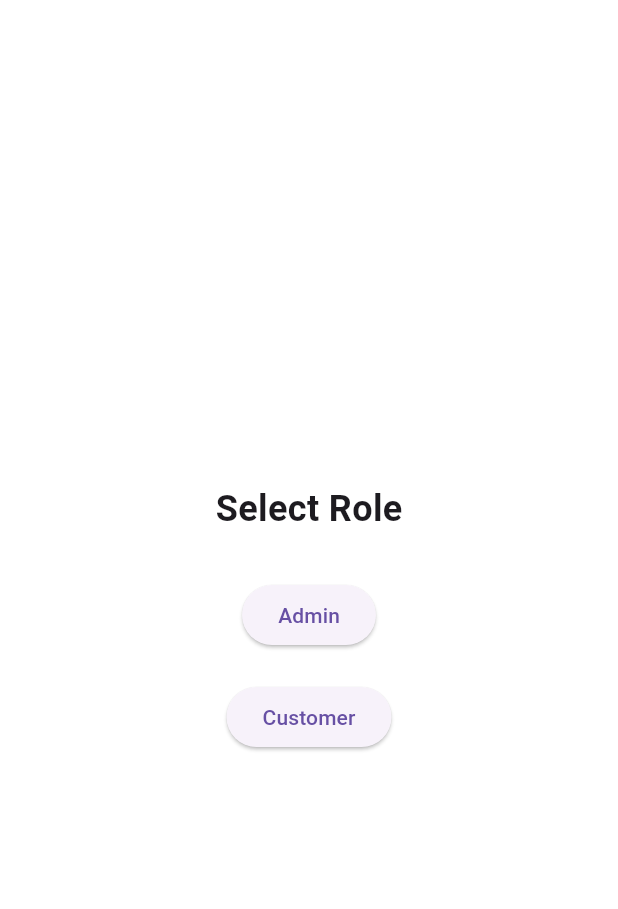
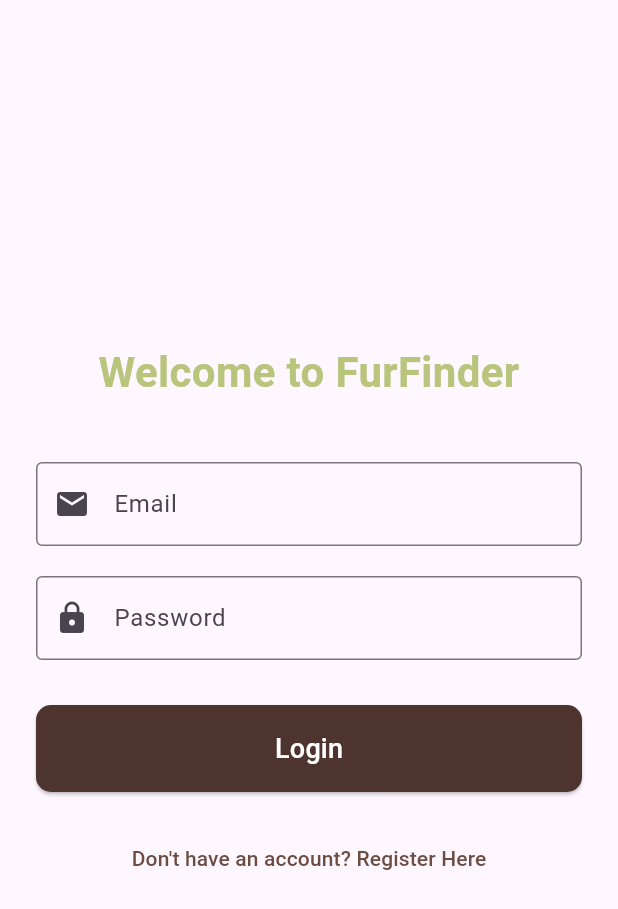
Before and after one commit to istdudeman/FurFinder, a Flutter app: the screen it shows after launch, on a phone screen of 412 x 824 dp. Shown: the top 909 px of the screen. Run offline on Flutter 3.47's test engine with Material 3 defaults, Android fonts, the phone set to English and light mode, and no system bars; our stand-ins replace supabase_flutter; missing offline and left inert: flutter_mjpeg; accounts and stored records are empty; Roboto replaces fonts that are missing (Sans).

Commit message:
login pages

```diff
--- a/furfinder/lib/main.dart
+++ b/furfinder/lib/main.dart
@@ -1,6 +1,7 @@
+// furfinder/lib/main.dart
 import 'package:flutter/material.dart';
 import 'package:supabase_flutter/supabase_flutter.dart';
-import '../pages/role_selection.dart';
+import '../pages/login_page.dart'; // Import the new login page
 
 void main() async {
   // Wajib untuk inisialisasi sebelum runApp
@@ -27,7 +28,7 @@ class MyApp extends StatelessWidget {
         primarySwatch: Colors.brown,
         visualDensity: VisualDensity.adaptivePlatformDensity,
       ),
-      home: const RoleSelectionPage(),
+      home: const LoginPage(), // Start with the LoginPage
     );
   }
 }
--- /dev/null
+++ b/furfinder/lib/pages/login_page.dart
@@ -0,0 +1,182 @@
+// furfinder/lib/pages/login_page.dart
+import 'package:flutter/material.dart';
+import 'package:supabase_flutter/supabase_flutter.dart';
+import '../models/user_role.dart';
+import 'pet_homepage.dart';
+
+class LoginPage extends StatefulWidget {
+  const LoginPage({super.key});
+
+  @override
+  State<LoginPage> createState() => _LoginPageState();
+}
+
+class _LoginPageState extends State<LoginPage> {
+  final TextEditingController _emailController = TextEditingController();
+  final TextEditingController _passwordController = TextEditingController();
+  bool _isLoading = false;
+
+  Future<void> _signIn() async {
+    setState(() {
+      _isLoading = true;
+    });
+
+    try {
+      final AuthResponse response = await Supabase.instance.client.auth.signInWithPassword(
+        email: _emailController.text.trim(),
+        password: _passwordController.text.trim(),
+      );
+
+      if (response.user != null) {
+        // Fetch user role after successful login
+        final userRole = await _fetchUserRole(response.user!.id);
+
+        if (mounted) {
+          if (userRole != null) {
+            Navigator.pushReplacement(
+              context,
+              MaterialPageRoute(
+                builder: (_) => PetHomePage(role: userRole),
+              ),
+            );
+          } else {
+            ScaffoldMessenger.of(context).showSnackBar(
+              const SnackBar(content: Text('Failed to retrieve user role.')),
+            );
+          }
+        }
+      } else {
+        if (mounted) {
+          ScaffoldMessenger.of(context).showSnackBar(
+            const SnackBar(content: Text('Login failed. Please check your credentials.')),
+          );
+        }
+      }
+    } on AuthException catch (e) {
+      if (mounted) {
+        ScaffoldMessenger.of(context).showSnackBar(
+          SnackBar(content: Text(e.message)),
+        );
+      }
+    } catch (e) {
+      if (mounted) {
+        ScaffoldMessenger.of(context).showSnackBar(
+          SnackBar(content: Text('An unexpected error occurred: $e')),
+        );
+      }
+    } finally {
+      if (mounted) {
+        setState(() {
+          _isLoading = false;
+        });
+      }
+    }
+  }
+
+  Future<UserRole?> _fetchUserRole(String userId) async {
+    try {
+      // Assuming 'profiles' table stores user metadata including role
+      // You might need to adjust 'profiles' to 'users' if roles are directly in 'users' table
+      final response = await Supabase.instance.client
+          .from('profiles') // Or 'users' if your roles are there
+          .select('role') // Assuming you have a 'role' column
+          .eq('id', userId)
+          .single();
+
+      if (response != null && response['role'] != null) {
+        final String roleString = response['role'];
+        if (roleString == 'admin') {
+          return UserRole.admin;
+        } else if (roleString == 'customer') {
+          return UserRole.customer;
+        }
+      }
+    } catch (e) {
+      debugPrint('Error fetching user role: $e');
+    }
+    return null;
+  }
+
+  @override
+  void dispose() {
+    _emailController.dispose();
+    _passwordController.dispose();
+    super.dispose();
+  }
+
+  @override
+  Widget build(BuildContext context) {
+    return Scaffold(
+      body: Center(
+        child: SingleChildScrollView(
+          padding: const EdgeInsets.all(24.0),
+          child: Column(
+            mainAxisAlignment: MainAxisAlignment.center,
+            crossAxisAlignment: CrossAxisAlignment.stretch,
+            children: [
+              const Text(
+                'Welcome to FurFinder',
+                textAlign: TextAlign.center,
+                style: TextStyle(
+                  fontSize: 28,
+                  fontWeight: FontWeight.bold,
+                  color: Color(0xFFB9C57D),
+                ),
+              ),
+              const SizedBox(height: 40),
+              TextField(
+                controller: _emailController,
+                decoration: const InputDecoration(
+                  labelText: 'Email',
+                  border: OutlineInputBorder(),
+                  prefixIcon: Icon(Icons.email),
+                ),
+                keyboardType: TextInputType.emailAddress,
+              ),
+              const SizedBox(height: 20),
+              TextField(
+                controller: _passwordController,
+                decoration: const InputDecoration(
+                  labelText: 'Password',
+                  border: OutlineInputBorder(),
+                  prefixIcon: Icon(Icons.lock),
+                ),
+                obscureText: true,
+              ),
+              const SizedBox(height: 30),
+              ElevatedButton(
+                onPressed: _isLoading ? null : _signIn,
+                style: ElevatedButton.styleFrom(
+                  backgroundColor: Colors.brown[800],
+                  padding: const EdgeInsets.symmetric(vertical: 16),
+                  shape: RoundedRectangleBorder(
+                    borderRadius: BorderRadius.circular(10),
+                  ),
+                ),
+                child: _isLoading
+                    ? const CircularProgressIndicator(color: Colors.white)
+                    : const Text(
+                        'Login',
+                        style: TextStyle(fontSize: 18, color: Colors.white),
+                      ),
+              ),
+              const SizedBox(height: 20),
+              TextButton(
+                onPressed: () {
+                  // TODO: Implement navigation to a registration page or forgot password
+                  ScaffoldMessenger.of(context).showSnackBar(
+                    const SnackBar(content: Text('Registration/Forgot Password functionality not implemented yet.')),
+                  );
+                },
+                child: Text(
+                  'Don\'t have an account? Register Here',
+                  style: TextStyle(color: Colors.brown[600]),
+                ),
+              ),
+            ],
+          ),
+        ),
+      ),
+    );
+  }
+}
```
